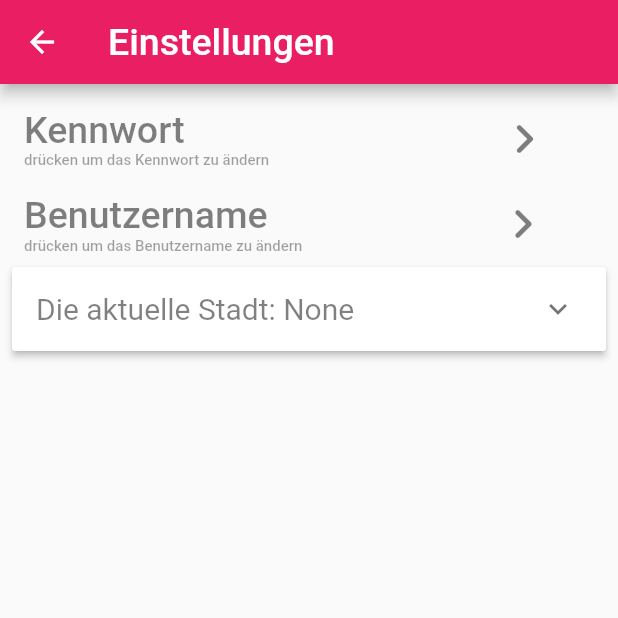
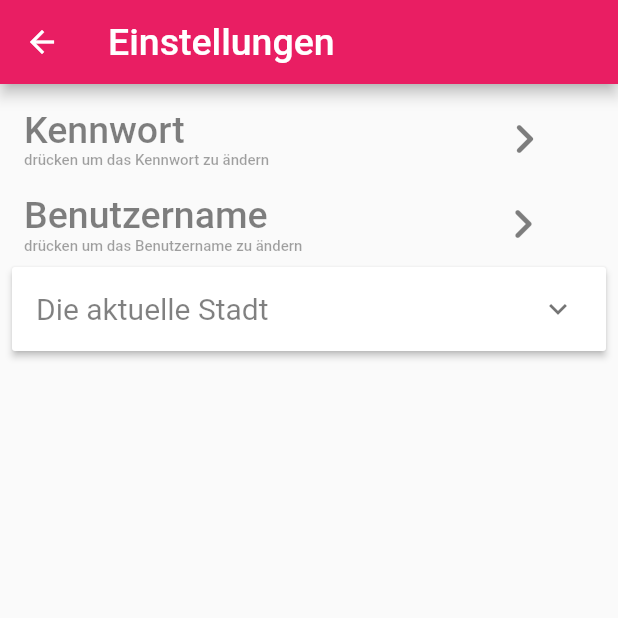
Before and after one commit to United-AI/AppDeggendorf_Flutter, a Flutter app: the SettingScreen screen opened directly, on a phone screen of 412 x 824 dp, the top half of it. Run offline on Flutter 3.47's test engine with Material 2 defaults, Android fonts, the phone set to English and light mode, and no system bars; our stand-ins replace google_fonts, shared_preferences; accounts and stored records are empty; network calls fail.

Commit message:
there is problem with shared preferences

```diff
--- a/lib/bottom_navigation_bar_buttons/settings/settings.dart
+++ b/lib/bottom_navigation_bar_buttons/settings/settings.dart
@@ -40,7 +40,7 @@ class DropdownSettingButton extends StatefulWidget {
 
 class _DropdownSettingButtonState extends State<DropdownSettingButton> {
   bool _expanded = false;
-  String currentCity = "None";
+  String currentCity = "Die aktuelle Stadt";
 
   String getCurrentCity(){
     getCurrentCityFromSharedPreferences();
@@ -68,8 +68,9 @@ class _DropdownSettingButtonState extends State<DropdownSettingButton> {
             canTapOnHeader: true,
             isExpanded: _expanded,
             headerBuilder: (context, isExpanded){
+              String city = getCurrentCity();
               return ListTile(
-                title: Text("Die aktuelle Stadt: " + getCurrentCity(),
+                title: Text(city,
                     style: TextStyle(fontSize: 20, color: Color.fromRGBO(
                         1, 1, 1, 0.5))
                 ),
```
